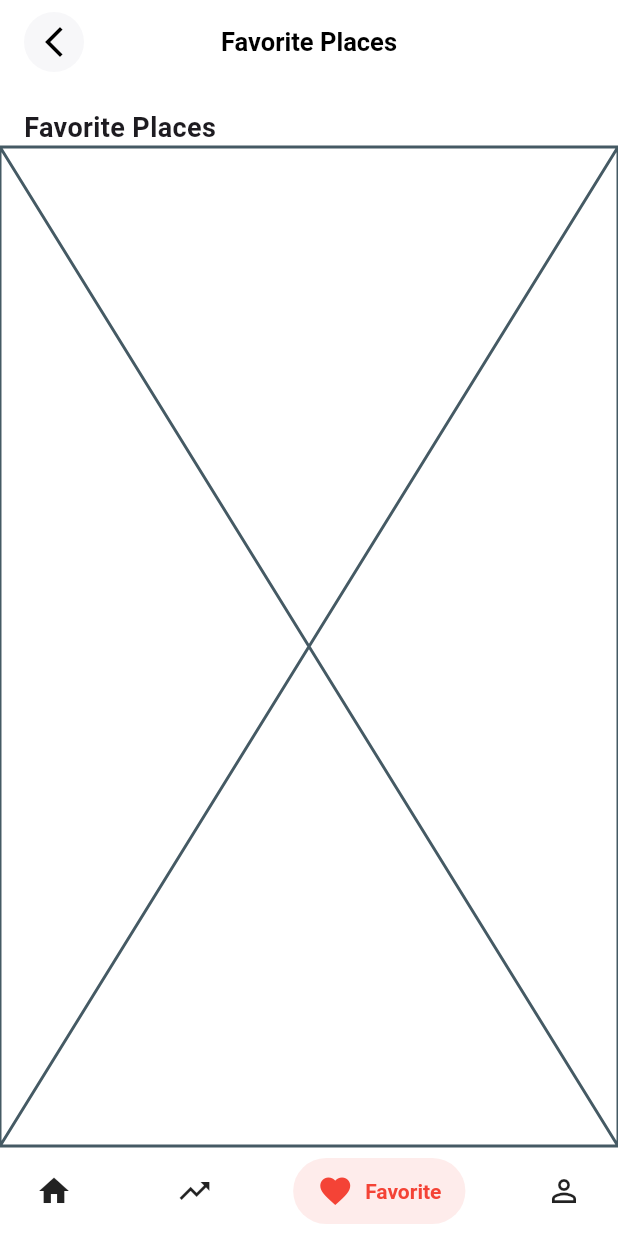
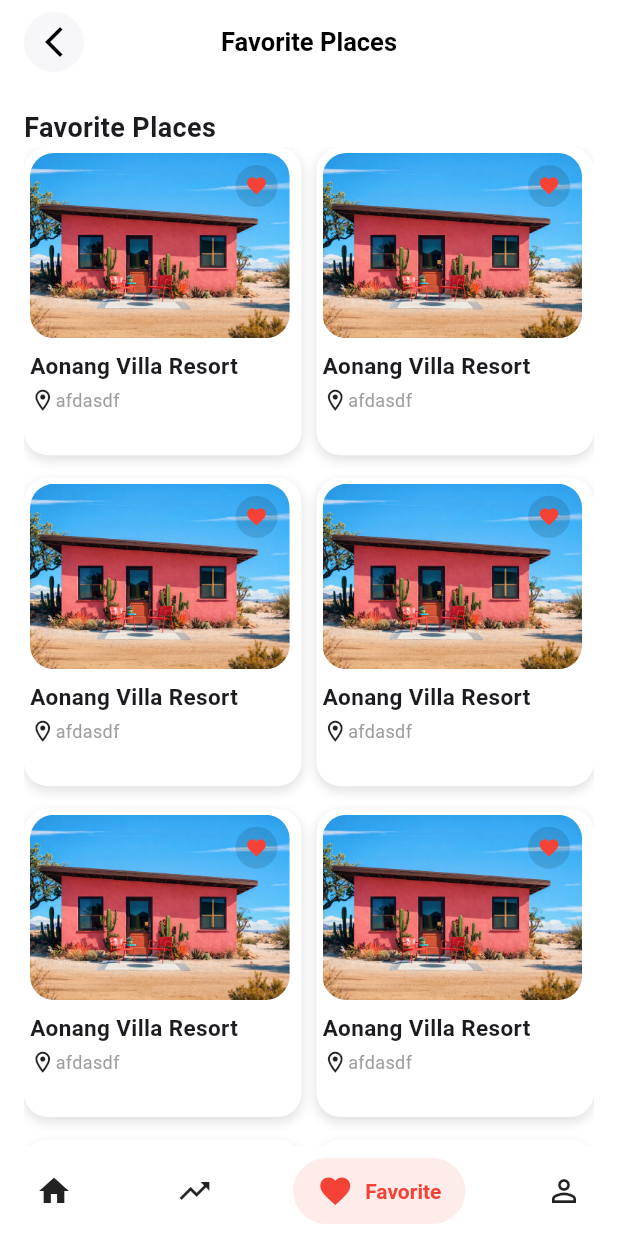
Before and after one commit to NadyAlwazah/flutter-task06-travel-app-beg, a Flutter app: the BottomBarLayout screen opened by its route, item 3 of the bottom bar chosen, on a phone screen of 412 x 824 dp. Run offline on Flutter 3.47's test engine with Material 3 defaults, Android fonts, the phone set to English and light mode, and no system bars; drawn by our look-alikes of salomon_bottom_bar; our stand-ins replace firebase_core, flutter_svg, go_router; accounts and stored records are empty.

Commit message:
feat(favorite): add FavoritePlacesGrid and FavoritePlaceCard and integrate them into FavoritePlacesViewBody

```diff
--- /dev/null
+++ b/lib/features/favorite/presentation/views/widgets/favorite_place_card.dart
@@ -0,0 +1,86 @@
+import 'package:flutter/material.dart';
+
+class FavoritePlaceCard extends StatelessWidget {
+  final String imagePath;
+  final String title;
+  final String location;
+  final VoidCallback? onFavoriteTap;
+  const FavoritePlaceCard({
+    super.key,
+    required this.imagePath,
+    required this.title,
+    required this.location,
+
+    this.onFavoriteTap,
+  });
+
+  @override
+  Widget build(BuildContext context) {
+    final widthScrren = MediaQuery.of(context).size.width;
+
+    return Container(
+      width: widthScrren * 0.42,
+      decoration: BoxDecoration(
+        color: Colors.white,
+        borderRadius: BorderRadius.circular(16),
+        boxShadow: const [
+          BoxShadow(color: Colors.black12, blurRadius: 6, offset: Offset(0, 3)),
+        ],
+      ),
+      child: Padding(
+        padding: const EdgeInsets.all(4.0),
+        child: Column(
+          mainAxisSize: MainAxisSize.min,
+
+          crossAxisAlignment: CrossAxisAlignment.start,
+          children: [
+            // Image + Favorite icon
+            Stack(
+              children: [
+                ClipRRect(
+                  borderRadius: const BorderRadius.all(Radius.circular(16)),
+                  child: Image.asset(
+                    imagePath,
+                    height: widthScrren * 0.30,
+                    width: widthScrren * 0.42,
+                    fit: BoxFit.cover,
+                  ),
+                ),
+                Positioned(
+                  top: 8,
+                  right: 8,
+                  child: GestureDetector(
+                    onTap: onFavoriteTap,
+                    child: const CircleAvatar(
+                      backgroundColor: Colors.black12,
+                      radius: 14,
+                      child: Icon(Icons.favorite, color: Colors.red, size: 15),
+                    ),
+                  ),
+                ),
+              ],
+            ),
+
+            const SizedBox(height: 8),
+            Text(
+              title,
+              style: const TextStyle(fontSize: 15, fontWeight: FontWeight.w600),
+            ),
+
+            const SizedBox(height: 4),
+            Row(
+              children: [
+                const Icon(Icons.location_on_outlined, size: 17),
+
+                Text(
+                  location,
+                  style: const TextStyle(color: Colors.grey, fontSize: 12),
+                ),
+              ],
+            ),
+          ],
+        ),
+      ),
+    );
+  }
+}
--- /dev/null
+++ b/lib/features/favorite/presentation/views/widgets/favorite_places_grid.dart
@@ -0,0 +1,28 @@
+import 'package:flutter/material.dart';
+import 'package:flutter_task06_travel_app_beg/features/favorite/presentation/views/widgets/favorite_place_card.dart';
+
+class FavoritePlacesGrid extends StatelessWidget {
+  const FavoritePlacesGrid({super.key});
+
+  @override
+  Widget build(BuildContext context) {
+    return GridView.builder(
+      gridDelegate: const SliverGridDelegateWithFixedCrossAxisCount(
+        crossAxisCount: 2,
+        crossAxisSpacing: 10,
+        mainAxisSpacing: 15,
+        childAspectRatio: 0.90,
+      ),
+      shrinkWrap: true,
+      physics: const NeverScrollableScrollPhysics(),
+      itemCount: 9,
+      itemBuilder: (context, index) {
+        return const FavoritePlaceCard(
+          imagePath: "assets/images/Copilot_20260604_000453.png",
+          title: "Aonang Villa Resort",
+          location: "afdasdf",
+        );
+      },
+    );
+  }
+}
--- a/lib/features/favorite/presentation/views/widgets/favorite_places_view_body.dart
+++ b/lib/features/favorite/presentation/views/widgets/favorite_places_view_body.dart
@@ -1,10 +1,16 @@
 import 'package:flutter/material.dart';
+import 'package:flutter_task06_travel_app_beg/features/favorite/presentation/views/widgets/favorite_places_grid.dart';
 
 class FavoritePlacesViewBody extends StatelessWidget {
   const FavoritePlacesViewBody({super.key});
 
   @override
   Widget build(BuildContext context) {
-    return const Placeholder();
+    return const Padding(
+      padding: EdgeInsets.symmetric(horizontal: 16.0),
+      child: SingleChildScrollView(
+        child: Column(children: [FavoritePlacesGrid(), SizedBox(height: 16)]),
+      ),
+    );
   }
 }
```
